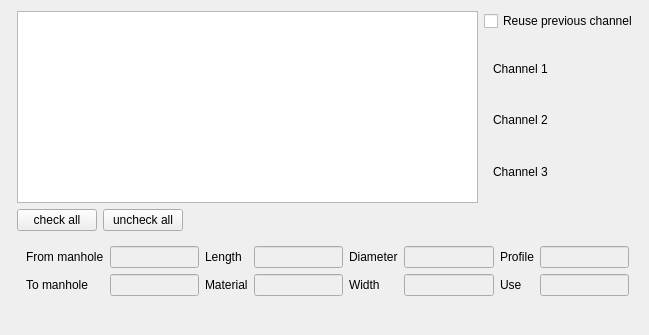
Above: wincan2teksi/ui/sectionwidget.ui from opengisch/QGIS_TEKSI_Wincan_Importer_Plugin before the change. Below: the same form after it.
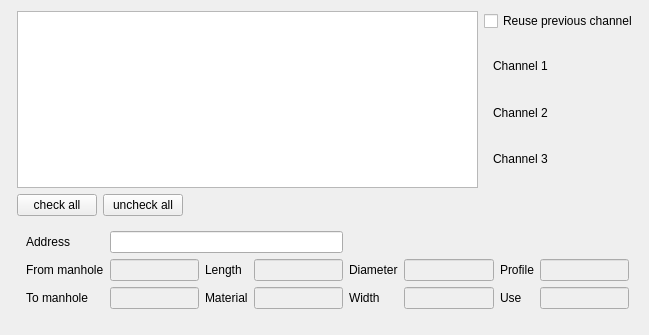
That is the form after the change. Custom widgets are drawn as their Qt base class.

```diff
--- a/wincan2teksi/ui/sectionwidget.ui
+++ b/wincan2teksi/ui/sectionwidget.ui
@@ -118,118 +118,128 @@
    <item row="4" column="2" colspan="5">
     <widget class="QWidget" name="widget" native="true">
      <layout class="QGridLayout" name="gridLayout_3">
-      <item row="1" column="1">
+      <item row="2" column="7">
+       <widget class="QLineEdit" name="sectionUseEdit">
+        <property name="enabled">
+         <bool>false</bool>
+        </property>
+       </widget>
+      </item>
+      <item row="2" column="1">
        <widget class="QLineEdit" name="endNodeEdit">
         <property name="enabled">
          <bool>false</bool>
         </property>
        </widget>
       </item>
-      <item row="1" column="0">
+      <item row="2" column="0">
        <widget class="QLabel" name="label_2">
         <property name="text">
          <string>To manhole</string>
         </property>
        </widget>
       </item>
-      <item row="0" column="4">
-       <widget class="QLabel" name="label_6">
-        <property name="text">
-         <string>Diameter</string>
+      <item row="1" column="7">
+       <widget class="QLineEdit" name="profileEdit">
+        <property name="enabled">
+         <bool>false</bool>
         </property>
        </widget>
       </item>
-      <item row="0" column="2">
-       <widget class="QLabel" name="label_3">
-        <property name="text">
-         <string>Length</string>
+      <item row="1" column="5">
+       <widget class="QLineEdit" name="pipeDiaEdit">
+        <property name="enabled">
+         <bool>false</bool>
         </property>
        </widget>
       </item>
-      <item row="0" column="0">
-       <widget class="QLabel" name="label">
-        <property name="text">
-         <string>From manhole</string>
-        </property>
-       </widget>
-      </item>
-      <item row="1" column="2">
-       <widget class="QLabel" name="label_5">
-        <property name="text">
-         <string>Material</string>
-        </property>
-       </widget>
-      </item>
-      <item row="0" column="3">
-       <widget class="QLineEdit" name="sectionlengthEdit">
+      <item row="2" column="5">
+       <widget class="QLineEdit" name="pipeWidthEdit">
         <property name="enabled">
          <bool>false</bool>
         </property>
        </widget>
       </item>
-      <item row="0" column="6">
+      <item row="1" column="6">
        <widget class="QLabel" name="label_7">
         <property name="text">
          <string>Profile</string>
         </property>
        </widget>
       </item>
-      <item row="0" column="5">
-       <widget class="QLineEdit" name="pipeDiaEdit">
-        <property name="enabled">
-         <bool>false</bool>
-        </property>
-       </widget>
-      </item>
-      <item row="0" column="1">
-       <widget class="QLineEdit" name="startNodeEdit">
-        <property name="enabled">
-         <bool>false</bool>
-        </property>
-       </widget>
-      </item>
-      <item row="0" column="7">
-       <widget class="QLineEdit" name="profileEdit">
-        <property name="enabled">
-         <bool>false</bool>
-        </property>
-       </widget>
-      </item>
       <item row="1" column="3">
-       <widget class="QLineEdit" name="pipeMaterialEdit">
+       <widget class="QLineEdit" name="sectionlengthEdit">
         <property name="enabled">
          <bool>false</bool>
         </property>
        </widget>
       </item>
-      <item row="1" column="4">
+      <item row="2" column="4">
        <widget class="QLabel" name="label_8">
         <property name="text">
          <string>Width</string>
         </property>
        </widget>
       </item>
-      <item row="1" column="5">
-       <widget class="QLineEdit" name="pipeWidthEdit">
-        <property name="enabled">
-         <bool>false</bool>
-        </property>
-       </widget>
-      </item>
-      <item row="1" column="6">
+      <item row="2" column="6">
        <widget class="QLabel" name="label_4">
         <property name="text">
          <string>Use</string>
         </property>
        </widget>
       </item>
-      <item row="1" column="7">
-       <widget class="QLineEdit" name="sectionUseEdit">
+      <item row="2" column="2">
+       <widget class="QLabel" name="label_5">
+        <property name="text">
+         <string>Material</string>
+        </property>
+       </widget>
+      </item>
+      <item row="1" column="0">
+       <widget class="QLabel" name="label">
+        <property name="text">
+         <string>From manhole</string>
+        </property>
+       </widget>
+      </item>
+      <item row="1" column="2">
+       <widget class="QLabel" name="label_3">
+        <property name="text">
+         <string>Length</string>
+        </property>
+       </widget>
+      </item>
+      <item row="1" column="1">
+       <widget class="QLineEdit" name="startNodeEdit">
         <property name="enabled">
          <bool>false</bool>
         </property>
        </widget>
       </item>
+      <item row="1" column="4">
+       <widget class="QLabel" name="label_6">
+        <property name="text">
+         <string>Diameter</string>
+        </property>
+       </widget>
+      </item>
+      <item row="2" column="3">
+       <widget class="QLineEdit" name="pipeMaterialEdit">
+        <property name="enabled">
+         <bool>false</bool>
+        </property>
+       </widget>
+      </item>
+      <item row="0" column="0">
+       <widget class="QLabel" name="label_9">
+        <property name="text">
+         <string>Address</string>
+        </property>
+       </widget>
+      </item>
+      <item row="0" column="1" colspan="3">
+       <widget class="QLineEdit" name="addressEdit"/>
+      </item>
      </layout>
     </widget>
    </item>
```
Left out of the diff: 1 changed line with no effect on the pictures.
